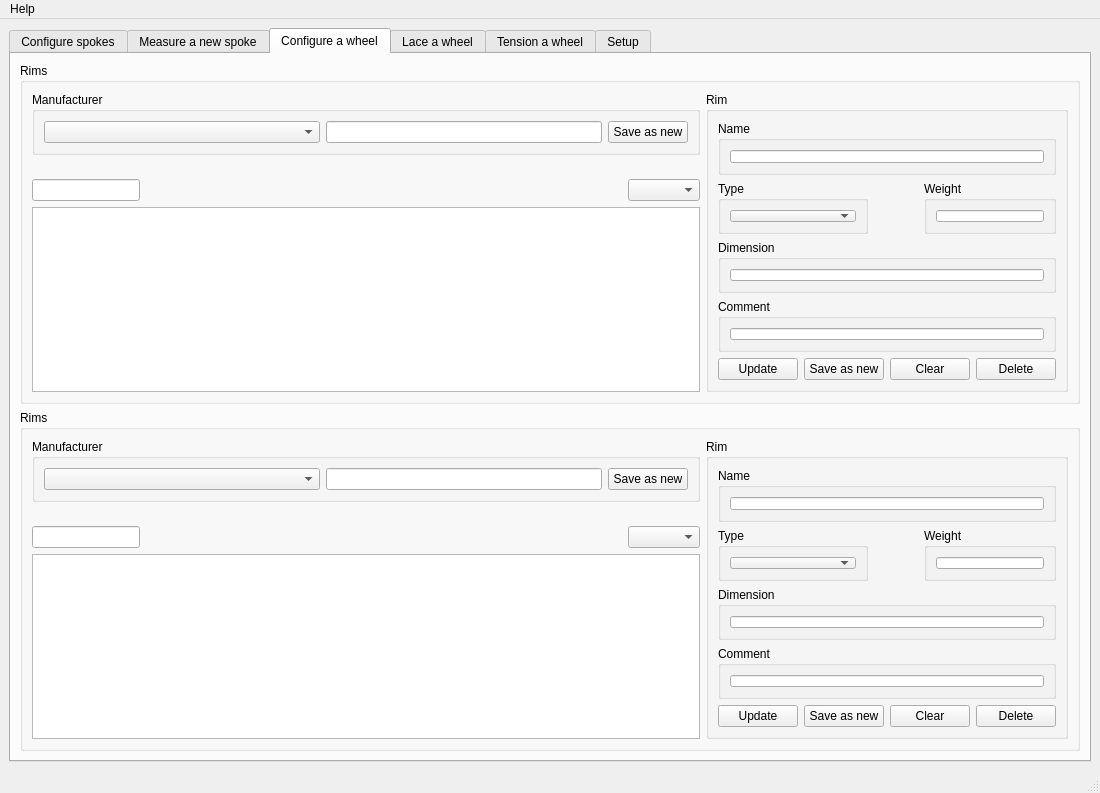
dunkelfalke80/spokeduino, file Spokeduino Mothership/ui/spokeduino_mothership.ui: the form before one commit.
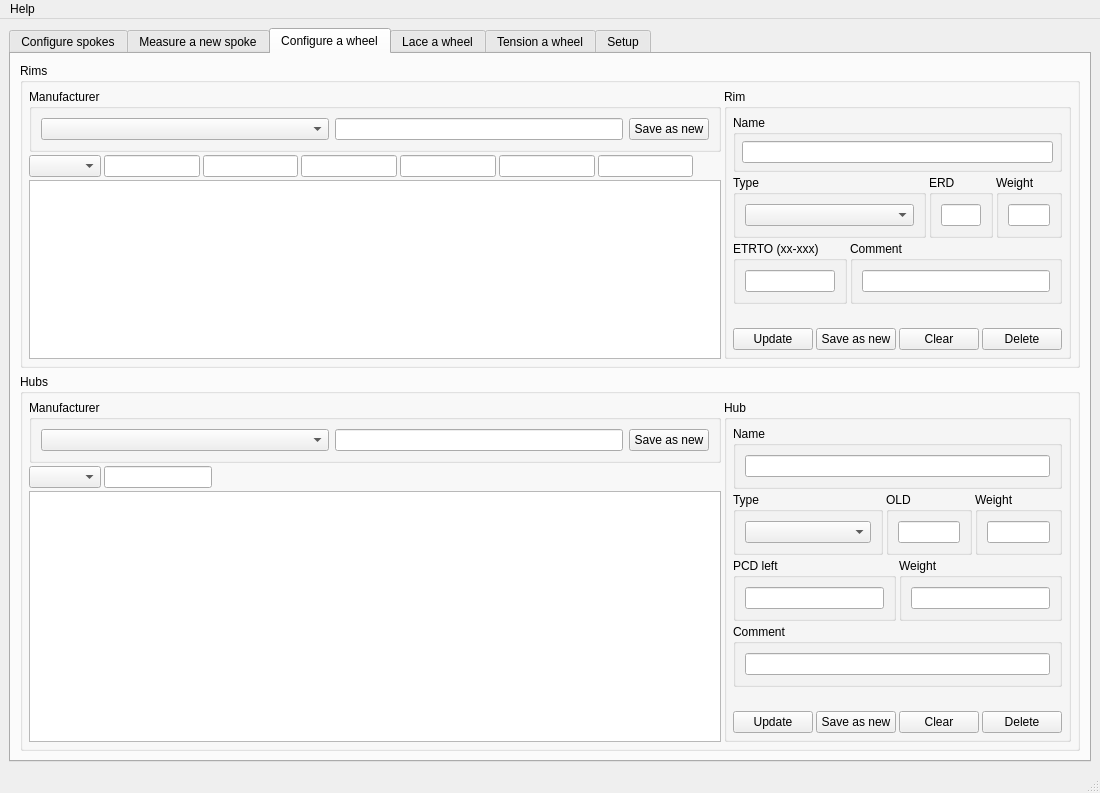
The form after the commit. Icons and pictures are not drawn. Custom widgets are drawn as their Qt base class.

Commit message: More preparations for the spoke calculator

What changed in the file:
```diff
--- a/Spokeduino Mothership/ui/spokeduino_mothership.ui
+++ b/Spokeduino Mothership/ui/spokeduino_mothership.ui
@@ -707,8 +707,23 @@
            <string>Rims</string>
           </property>
           <layout class="QHBoxLayout" name="horizontalLayout_5" stretch="3,1">
+           <property name="spacing">
+            <number>3</number>
+           </property>
+           <property name="leftMargin">
+            <number>6</number>
+           </property>
+           <property name="topMargin">
+            <number>6</number>
+           </property>
+           <property name="rightMargin">
+            <number>6</number>
+           </property>
+           <property name="bottomMargin">
+            <number>6</number>
+           </property>
            <item>
-            <layout class="QVBoxLayout" name="verticalLayout_2" stretch="1,1,0,10">
+            <layout class="QVBoxLayout" name="verticalLayout_2" stretch="1,0,10">
              <item>
               <widget class="QGroupBox" name="groupBoxRimManufacturer">
                <property name="title">
@@ -759,20 +774,47 @@
               </widget>
              </item>
              <item>
-              <spacer name="verticalSpacer_3">
-               <property name="orientation">
-                <enum>Qt::Orientation::Vertical</enum>
-               </property>
-               <property name="sizeHint" stdset="0">
-                <size>
-                 <width>20</width>
-                 <height>40</height>
-                </size>
-               </property>
-              </spacer>
-             </item>
-             <item>
-              <layout class="QHBoxLayout" name="horizontalLayoutFilterRim" stretch="0,0,0">
+              <layout class="QHBoxLayout" name="horizontalLayoutFilterRim" stretch="0,0,0,0,0,0,0,0">
+               <item>
+                <widget class="QComboBox" name="comboBoxRimFilter">
+                 <property name="sizePolicy">
+                  <sizepolicy hsizetype="Preferred" vsizetype="Preferred">
+                   <horstretch>0</horstretch>
+                   <verstretch>0</verstretch>
+                  </sizepolicy>
+                 </property>
+                </widget>
+               </item>
+               <item>
+                <widget class="QLineEdit" name="lineEditRimFilterDiameterMetric">
+                 <property name="sizePolicy">
+                  <sizepolicy hsizetype="Preferred" vsizetype="Preferred">
+                   <horstretch>0</horstretch>
+                   <verstretch>0</verstretch>
+                  </sizepolicy>
+                 </property>
+                </widget>
+               </item>
+               <item>
+                <widget class="QLineEdit" name="lineEditRimFilterDiameterInch">
+                 <property name="sizePolicy">
+                  <sizepolicy hsizetype="Preferred" vsizetype="Preferred">
+                   <horstretch>0</horstretch>
+                   <verstretch>0</verstretch>
+                  </sizepolicy>
+                 </property>
+                </widget>
+               </item>
+               <item>
+                <widget class="QLineEdit" name="lineEditRimFilterDiameterWidth">
+                 <property name="sizePolicy">
+                  <sizepolicy hsizetype="Preferred" vsizetype="Preferred">
+                   <horstretch>0</horstretch>
+                   <verstretch>0</verstretch>
+                  </sizepolicy>
+                 </property>
+                </widget>
+               </item>
                <item>
                 <widget class="QLineEdit" name="lineEditRimFilterName">
                  <property name="sizePolicy">
@@ -783,6 +825,26 @@
                  </property>
                 </widget>
                </item>
+               <item>
+                <widget class="QLineEdit" name="lineEditRimFilterWeight">
+                 <property name="sizePolicy">
+                  <sizepolicy hsizetype="Preferred" vsizetype="Preferred">
+                   <horstretch>0</horstretch>
+                   <verstretch>0</verstretch>
+                  </sizepolicy>
+                 </property>
+                </widget>
+               </item>
+               <item>
+                <widget class="QLineEdit" name="lineEditRimFilterERD">
+                 <property name="sizePolicy">
+                  <sizepolicy hsizetype="Preferred" vsizetype="Preferred">
+                   <horstretch>0</horstretch>
+                   <verstretch>0</verstretch>
+                  </sizepolicy>
+                 </property>
+                </widget>
+               </item>
                <item>
                 <spacer name="horizontalSpacerFilter_2">
                  <property name="orientation">
@@ -796,16 +858,6 @@
                  </property>
                 </spacer>
                </item>
-               <item>
-                <widget class="QComboBox" name="comboBoxRimFilter">
-                 <property name="sizePolicy">
-                  <sizepolicy hsizetype="Preferred" vsizetype="Preferred">
-                   <horstretch>0</horstretch>
-                   <verstretch>0</verstretch>
-                  </sizepolicy>
-                 </property>
-                </widget>
-               </item>
               </layout>
              </item>
              <item>
@@ -826,6 +878,21 @@
               <string>Rim</string>
              </property>
              <layout class="QVBoxLayout" name="verticalLayoutSelectSpokeConfigWheel">
+              <property name="spacing">
+               <number>3</number>
+              </property>
+              <property name="leftMargin">
+               <number>6</number>
+              </property>
+              <property name="topMargin">
+               <number>6</number>
+              </property>
+              <property name="rightMargin">
+               <number>6</number>
+              </property>
+              <property name="bottomMargin">
+               <number>6</number>
+              </property>
               <item>
                <widget class="QGroupBox" name="groupBoxRimName">
                 <property name="enabled">
@@ -835,6 +902,21 @@
                  <string>Name</string>
                 </property>
                 <layout class="QVBoxLayout" name="verticalLayoutEditNewSpokeName_2">
+                 <property name="spacing">
+                  <number>3</number>
+                 </property>
+                 <property name="leftMargin">
+                  <number>6</number>
+                 </property>
+                 <property name="topMargin">
+                  <number>6</number>
+                 </property>
+                 <property name="rightMargin">
+                  <number>6</number>
+                 </property>
+                 <property name="bottomMargin">
+                  <number>6</number>
+                 </property>
                  <item>
                   <widget class="QLineEdit" name="lineEditRimName">
                    <property name="sizePolicy">
@@ -849,7 +931,10 @@
                </widget>
               </item>
               <item>
-               <layout class="QHBoxLayout" name="horizontalLayoutSpokeDefinitionsConfigWheel" stretch="0,0,0">
+               <layout class="QHBoxLayout" name="horizontalLayoutRimConfigTop" stretch="3,1,1">
+                <property name="spacing">
+                 <number>3</number>
+                </property>
                 <item>
                  <widget class="QGroupBox" name="groupBoxRimType">
                   <property name="sizePolicy">
@@ -882,17 +967,29 @@
                  </widget>
                 </item>
                 <item>
-                 <spacer name="horizontalSpacerTypeConfigWheel">
-                  <property name="orientation">
-                   <enum>Qt::Orientation::Horizontal</enum>
+                 <widget class="QGroupBox" name="groupBoxRimERD">
+                  <property name="sizePolicy">
+                   <sizepolicy hsizetype="Preferred" vsizetype="Preferred">
+                    <horstretch>0</horstretch>
+                    <verstretch>0</verstretch>
+                   </sizepolicy>
                   </property>
-                  <property name="sizeHint" stdset="0">
-                   <size>
-                    <width>40</width>
-                    <height>20</height>
-                   </size>
+                  <property name="title">
+                   <string>ERD</string>
                   </property>
-                 </spacer>
+                  <layout class="QVBoxLayout" name="verticalLayoutWeightConfigWheel_3">
+                   <item>
+                    <widget class="QLineEdit" name="lineEditRimERD">
+                     <property name="sizePolicy">
+                      <sizepolicy hsizetype="Preferred" vsizetype="Preferred">
+                       <horstretch>0</horstretch>
+                       <verstretch>0</verstretch>
+                      </sizepolicy>
+                     </property>
+                    </widget>
+                   </item>
+                  </layout>
+                 </widget>
                 </item>
                 <item>
                  <widget class="QGroupBox" name="groupBoxRimWeight">
@@ -922,42 +1019,58 @@
                </layout>
               </item>
               <item>
-               <widget class="QGroupBox" name="groupBoxRimDimension">
-                <property name="title">
-                 <string>Dimension</string>
+               <layout class="QHBoxLayout" name="horizontalLayoutHubConfigBottom" stretch="1,3">
+                <property name="spacing">
+                 <number>3</number>
                 </property>
-                <layout class="QVBoxLayout" name="verticalLayoutDimension_2">
-                 <item>
-                  <widget class="QLineEdit" name="lineEditRimDimension">
-                   <property name="sizePolicy">
-                    <sizepolicy hsizetype="Preferred" vsizetype="Preferred">
-                     <horstretch>0</horstretch>
-                     <verstretch>0</verstretch>
-                    </sizepolicy>
-                   </property>
-                  </widget>
-                 </item>
-                </layout>
-               </widget>
-              </item>
-              <item>
-               <widget class="QGroupBox" name="groupBoxRimComment">
-                <property name="title">
-                 <string>Comment</string>
-                </property>
-                <layout class="QVBoxLayout" name="verticalLayoutCommentConfigWheel">
-                 <item>
-                  <widget class="QLineEdit" name="lineEditRimComment">
-                   <property name="sizePolicy">
-                    <sizepolicy hsizetype="Preferred" vsizetype="Preferred">
-                     <horstretch>0</horstretch>
-                     <verstretch>0</verstretch>
-                    </sizepolicy>
-                   </property>
-                  </widget>
-                 </item>
-                </layout>
-               </widget>
+                <item>
+                 <widget class="QGroupBox" name="groupBoxRimETRTO">
+                  <property name="sizePolicy">
+                   <sizepolicy hsizetype="Preferred" vsizetype="Preferred">
+                    <horstretch>0</horstretch>
+                    <verstretch>0</verstretch>
+                   </sizepolicy>
+                  </property>
+                  <property name="title">
+                   <string>ETRTO (xx-xxx)</string>
+                  </property>
+                  <layout class="QVBoxLayout" name="verticalLayoutTypeConfigWheel_3">
+                   <item>
+                    <widget class="QLineEdit" name="lineEditRimETRTO">
+                     <property name="sizePolicy">
+                      <sizepolicy hsizetype="Preferred" vsizetype="Preferred">
+                       <horstretch>0</horstretch>
+                       <verstretch>0</verstretch>
+                      </sizepolicy>
+                     </property>
+                     <property name="text">
+                      <string/>
+                     </property>
+                    </widget>
+                   </item>
+                  </layout>
+                 </widget>
+                </item>
+                <item>
+                 <widget class="QGroupBox" name="groupBoxRimComment">
+                  <property name="title">
+                   <string>Comment</string>
+                  </property>
+                  <layout class="QVBoxLayout" name="verticalLayoutCommentConfigWheel">
+                   <item>
+                    <widget class="QLineEdit" name="lineEditRimComment">
+                     <property name="sizePolicy">
+                      <sizepolicy hsizetype="Preferred" vsizetype="Preferred">
+                       <horstretch>0</horstretch>
+                       <verstretch>0</verstretch>
+                      </sizepolicy>
+                     </property>
+                    </widget>
+                   </item>
+                  </layout>
+                 </widget>
+                </item>
+               </layout>
               </item>
               <item>
                <spacer name="verticalSpacer_4">
@@ -1047,26 +1160,28 @@
          </widget>
         </item>
         <item>
-         <spacer name="verticalSpacer_6">
-          <property name="orientation">
-           <enum>Qt::Orientation::Vertical</enum>
-          </property>
-          <property name="sizeHint" stdset="0">
-           <size>
-            <width>20</width>
-            <height>274</height>
-           </size>
-          </property>
-         </spacer>
-        </item>
-        <item>
-         <widget class="QGroupBox" name="groupBoxRims_2">
+         <widget class="QGroupBox" name="groupBoxHubs">
           <property name="title">
-           <string>Rims</string>
+           <string>Hubs</string>
           </property>
           <layout class="QHBoxLayout" name="horizontalLayout_9" stretch="3,1">
+           <property name="spacing">
+            <number>3</number>
+           </property>
+           <property name="leftMargin">
+            <number>6</number>
+           </property>
+           <property name="topMargin">
+            <number>6</number>
+           </property>
+           <property name="rightMargin">
+            <number>6</number>
+           </property>
+           <property name="bottomMargin">
+            <number>6</number>
+           </property>
            <item>
-            <layout class="QVBoxLayout" name="verticalLayout_9" stretch="1,1,0,10">
+            <layout class="QVBoxLayout" name="verticalLayout_9" stretch="1,0,10">
              <item>
               <widget class="QGroupBox" name="groupBoxRimManufacturer_4">
                <property name="title">
@@ -1116,23 +1231,20 @@
                </layout>
               </widget>
              </item>
-             <item>
-              <spacer name="verticalSpacer_9">
-               <property name="orientation">
-                <enum>Qt::Orientation::Vertical</enum>
-               </property>
-               <property name="sizeHint" stdset="0">
-                <size>
-                 <width>20</width>
-                 <height>40</height>
-                </size>
-               </property>
-              </spacer>
-             </item>
              <item>
               <layout class="QHBoxLayout" name="horizontalLayoutFilterRim_6" stretch="0,0,0">
                <item>
-                <widget class="QLineEdit" name="lineEditRimFilterName_4">
+                <widget class="QComboBox" name="comboBoxHubFilterType">
+                 <property name="sizePolicy">
+                  <sizepolicy hsizetype="Preferred" vsizetype="Preferred">
+                   <horstretch>0</horstretch>
+                   <verstretch>0</verstretch>
+                  </sizepolicy>
+                 </property>
+                </widget>
+               </item>
+               <item>
+                <widget class="QLineEdit" name="lineEditHubFilterName">
                  <property name="sizePolicy">
                   <sizepolicy hsizetype="Preferred" vsizetype="Preferred">
                    <horstretch>0</horstretch>
@@ -1154,16 +1266,6 @@
                  </property>
                 </spacer>
                </item>
-               <item>
-                <widget class="QComboBox" name="comboBoxRimFilter_4">
-                 <property name="sizePolicy">
-                  <sizepolicy hsizetype="Preferred" vsizetype="Preferred">
-                   <horstretch>0</horstretch>
-                   <verstretch>0</verstretch>
-                  </sizepolicy>
-                 </property>
-                </widget>
-               </item>
               </layout>
              </item>
              <item>
@@ -1181,9 +1283,24 @@
            <item>
             <widget class="QGroupBox" name="groupBoxRimData_4">
              <property name="title">
-              <string>Rim</string>
+              <string>Hub</string>
              </property>
              <layout class="QVBoxLayout" name="verticalLayoutSelectSpokeConfigWheel_4">
+              <property name="spacing">
+               <number>3</number>
+              </property>
+              <property name="leftMargin">
+               <number>6</number>
+              </property>
+              <property name="topMargin">
+               <number>6</number>
+              </property>
+              <property name="rightMargin">
+               <number>6</number>
+              </property>
+              <property name="bottomMargin">
+               <number>6</number>
+              </property>
               <item>
                <widget class="QGroupBox" name="groupBoxRimName_4">
                 <property name="enabled">
@@ -1207,7 +1324,10 @@
                </widget>
               </item>
               <item>
-               <layout class="QHBoxLayout" name="horizontalLayoutSpokeDefinitionsConfigWheel_4" stretch="0,0,0">
+               <layout class="QHBoxLayout" name="horizontalLayoutHubConfigTop" stretch="0,0,0">
+                <property name="spacing">
+                 <number>3</number>
+                </property>
                 <item>
                  <widget class="QGroupBox" name="groupBoxRimType_4">
                   <property name="sizePolicy">
@@ -1240,17 +1360,29 @@
                  </widget>
                 </item>
                 <item>
-                 <spacer name="horizontalSpacerTypeConfigWheel_4">
-                  <property name="orientation">
-                   <enum>Qt::Orientation::Horizontal</enum>
+                 <widget class="QGroupBox" name="groupBoxHubOLD">
+                  <property name="sizePolicy">
+                   <sizepolicy hsizetype="Preferred" vsizetype="Preferred">
+                    <horstretch>0</horstretch>
+                    <verstretch>0</verstretch>
+                   </sizepolicy>
                   </property>
-                  <property name="sizeHint" stdset="0">
-                   <size>
-                    <width>40</width>
-                    <height>20</height>
-                   </size>
+                  <property name="title">
+                   <string>OLD</string>
                   </property>
-                 </spacer>
+                  <layout class="QVBoxLayout" name="verticalLayoutWeightConfigWheel_7">
+                   <item>
+                    <widget class="QLineEdit" name="lineEditHubOLD">
+                     <property name="sizePolicy">
+                      <sizepolicy hsizetype="Preferred" vsizetype="Preferred">
+                       <horstretch>0</horstretch>
+                       <verstretch>0</verstretch>
+                      </sizepolicy>
+                     </property>
+                    </widget>
+                   </item>
+                  </layout>
+                 </widget>
                 </item>
                 <item>
                  <widget class="QGroupBox" name="groupBoxRimWeight_4">
@@ -1280,23 +1412,61 @@
                </layout>
               </item>
               <item>
-               <widget class="QGroupBox" name="groupBoxRimDimension_4">
-                <property name="title">
-                 <string>Dimension</string>
+               <layout class="QHBoxLayout" name="horizontalLayoutHubConfigTop_2" stretch="0,0">
+                <property name="spacing">
+                 <number>3</number>
                 </property>
-                <layout class="QVBoxLayout" name="verticalLayoutDimension_5">
-                 <item>
-                  <widget class="QLineEdit" name="lineEditRimDimension_4">
-                   <property name="sizePolicy">
-                    <sizepolicy hsizetype="Preferred" vsizetype="Preferred">
-                     <horstretch>0</horstretch>
-                     <verstretch>0</verstretch>
-                    </sizepolicy>
-                   </property>
-                  </widget>
-                 </item>
-                </layout>
-               </widget>
+                <item>
+                 <widget class="QGroupBox" name="groupBoxHubPCDLeft">
+                  <property name="sizePolicy">
+                   <sizepolicy hsizetype="Preferred" vsizetype="Preferred">
+                    <horstretch>0</horstretch>
+                    <verstretch>0</verstretch>
+                   </sizepolicy>
+                  </property>
+                  <property name="title">
+                   <string>PCD left</string>
+                  </property>
+                  <layout class="QVBoxLayout" name="verticalLayoutWeightConfigWheel_8">
+                   <item>
+                    <widget class="QLineEdit" name="lineEditHubPCDLeft">
+                     <property name="sizePolicy">
+                      <sizepolicy hsizetype="Preferred" vsizetype="Preferred">
+                       <horstretch>0</horstretch>
+                       <verstretch>0</verstretch>
+                      </sizepolicy>
+                     </property>
+                    </widget>
+                   </item>
+                  </layout>
+                 </widget>
+                </item>
+                <item>
+                 <widget class="QGroupBox" name="groupBoxHubWeight_2">
+                  <property name="sizePolicy">
+                   <sizepolicy hsizetype="Preferred" vsizetype="Preferred">
+                    <horstretch>0</horstretch>
+                    <verstretch>0</verstretch>
+                   </sizepolicy>
+                  </property>
+                  <property name="title">
+                   <string>Weight</string>
+                  </property>
+                  <layout class="QVBoxLayout" name="verticalLayoutWeightConfigWheel_9">
+                   <item>
+                    <widget class="QLineEdit" name="lineEditHubWeight_3">
+                     <property name="sizePolicy">
+                      <sizepolicy hsizetype="Preferred" vsizetype="Preferred">
+                       <horstretch>0</horstretch>
+                       <verstretch>0</verstretch>
+                      </sizepolicy>
+                     </property>
+                    </widget>
+                   </item>
+                  </layout>
+                 </widget>
+                </item>
+               </layout>
               </item>
               <item>
                <widget class="QGroupBox" name="groupBoxRimComment_4">
```
Left out of the diff: 36 changed lines with no effect on the pictures.
